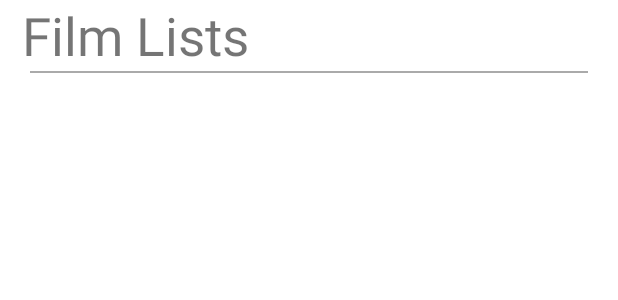
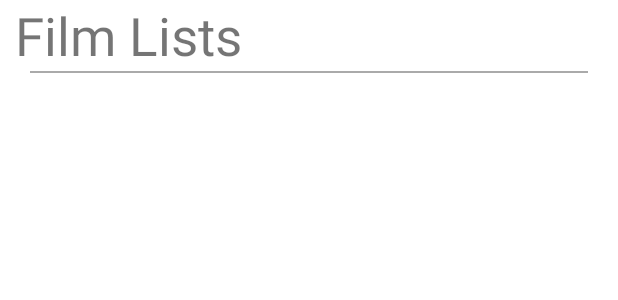
Before and after one commit to ArjunaSimanjuntak/.P3BPrak, an Android app: the layout fragment_daftar_watchlist.xml on its own in the app's theme, with its tools: preview values and no code run, on a phone screen of 412 x 824 dp. Shown: the top 300 px of the screen. Run offline under Robolectric (Android 15) with nearby library versions, the phone set to English and light mode, and no system bars.

Commit message:
gaada nambah apa2

```diff
--- a/app/src/main/res/layout/fragment_daftar_watchlist.xml
+++ b/app/src/main/res/layout/fragment_daftar_watchlist.xml
@@ -21,6 +21,7 @@
     </View>
 <!--    kenapa <View > </View> ?
         knp gak <View /> ?-->
+    <!--Jawab : sama aja bosku wkwk-->
 
     <ListView
         android:layout_width="match_parent"
--- a/app/src/main/res/values/dimens.xml
+++ b/app/src/main/res/values/dimens.xml
@@ -6,7 +6,7 @@
     <dimen name="marginStart_separator">20sp</dimen>
     <dimen name="padding_list">10px</dimen>
 
-    <dimen name="marginStart_judul">14.5sp</dimen>
+    <dimen name="marginStart_judul">10sp</dimen>
 
 <!--    ke item-->
 <!--    <item name="marginStart_judul" type="dimen" format="float">14.5sp</item>-->
```
